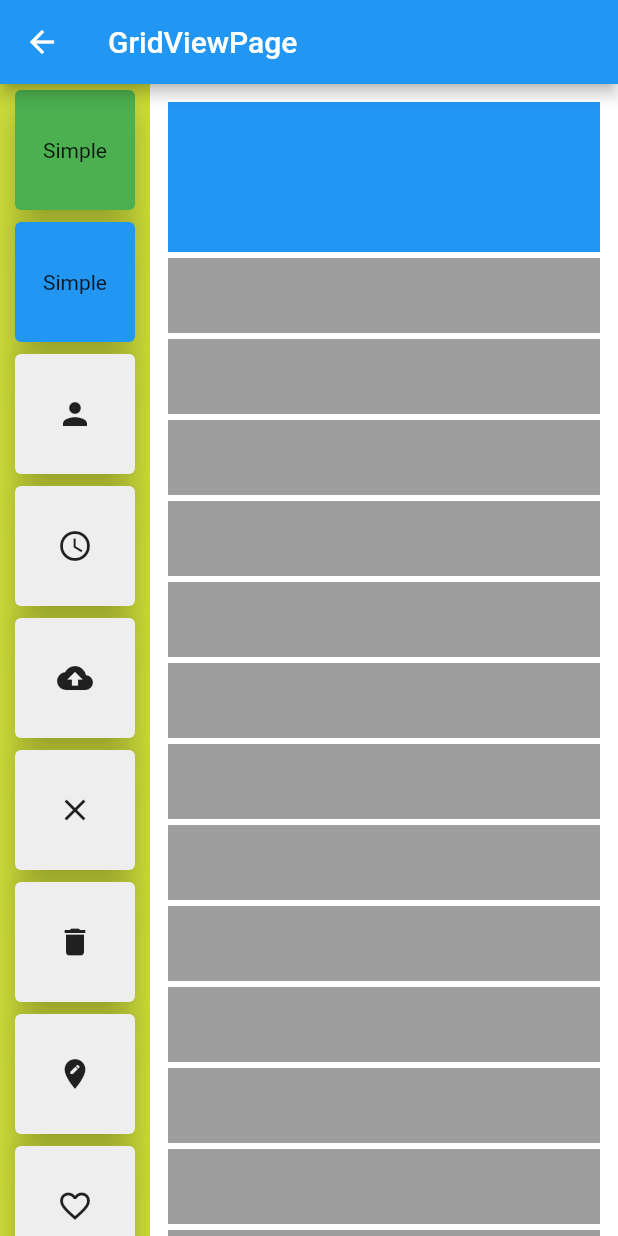
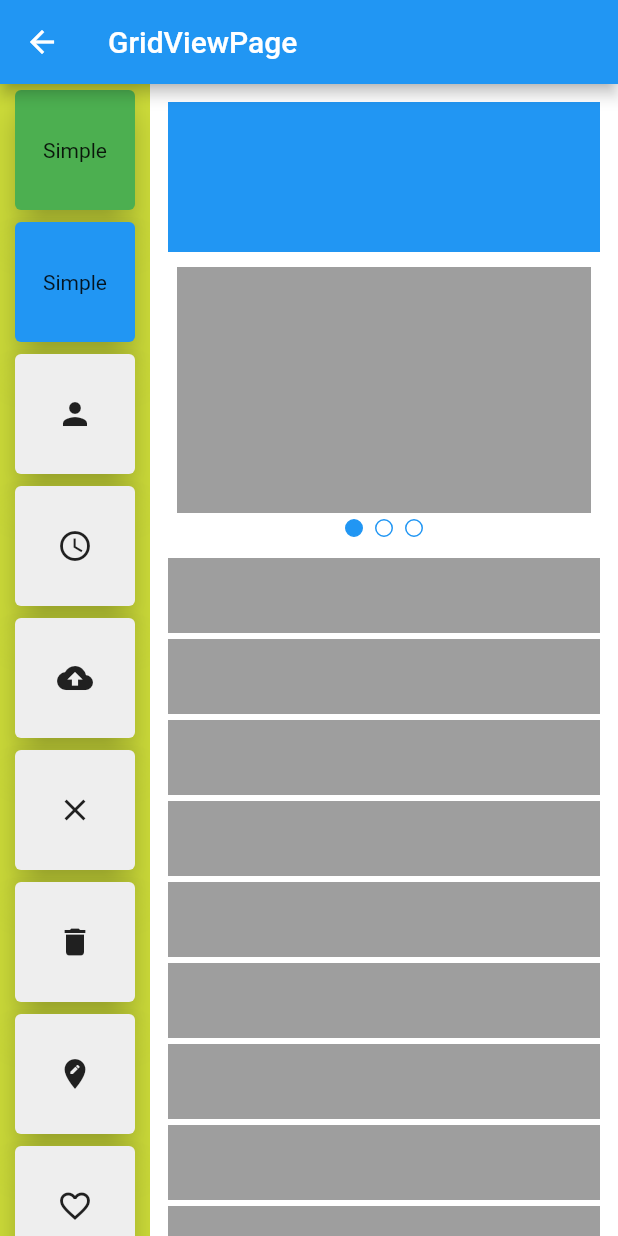
Before and after one commit to drmilde/flutter_app1, a Flutter app: the GridViewPage screen opened directly, on a phone screen of 412 x 824 dp. Run offline on Flutter 3.47's test engine with Material 2 defaults, Android fonts, the phone set to English and light mode, and no system bars; our stand-ins replace contacts_service, permission_handler; generated files the repository leaves out were written again.

Commit message:
PageViewExample erfolgreich eingebaut ... puhh

```diff
--- a/lib/pages/BottomNavigationBarPage.dart
+++ b/lib/pages/BottomNavigationBarPage.dart
@@ -1,6 +1,4 @@
 import 'package:flutter/material.dart';
-
-import 'GridViewPage.dart';
 
 class BottomNavigationBarPage extends StatefulWidget {
   @override
@@ -14,13 +12,18 @@ class _BottomNavigationBarPageState extends State<BottomNavigationBarPage> {
   @override
   Widget build(BuildContext context) {
     final _kTabPages = <Widget>[
-      GridViewPage().createState().pageBody(),
       Center(
           child: Icon(
-        Icons.person,
-        size: 64,
-        color: Colors.lightBlue,
-      )),
+            Icons.person,
+            size: 64,
+            color: Colors.lightBlue,
+          )),
+      Center(
+          child: Icon(
+            Icons.person,
+            size: 64,
+            color: Colors.lightBlue,
+          )),
       Center(
           child: Icon(
         Icons.calendar_view_day,
--- a/lib/pages/GridViewPage.dart
+++ b/lib/pages/GridViewPage.dart
@@ -1,4 +1,5 @@
 import 'package:flutter/material.dart';
+import 'package:flutter_app1/widgets/PageSelectorExample.dart';
 
 class GridViewPage extends StatefulWidget {
   @override
@@ -56,6 +57,7 @@ class _GridViewPageState extends State<GridViewPage> {
                         color: Colors.blue,
                       ),
                     ),
+                    PageSelectorExample(),
                     smallPart(),
                     smallPart(),
                     smallPart(),
--- /dev/null
+++ b/lib/pages/PageSelectorPage.dart
@@ -0,0 +1,16 @@
+import 'package:flutter/material.dart';
+import 'package:flutter_app1/widgets/PageSelectorExample.dart';
+
+class PageSelectorPage extends StatefulWidget {
+  @override
+  _PageSelectorPageState createState() => _PageSelectorPageState();
+}
+
+class _PageSelectorPageState extends State<PageSelectorPage> {
+  @override
+  Widget build(BuildContext context) {
+    return Scaffold(
+      body: SafeArea(child: PageSelectorExample()),
+    );
+  }
+}
--- a/lib/widgets/CustomDrawer.dart
+++ b/lib/widgets/CustomDrawer.dart
@@ -7,6 +7,7 @@ import 'package:flutter_app1/pages/ContactListPage.dart';
 import 'package:flutter_app1/pages/GridViewPage.dart';
 import 'package:flutter_app1/pages/InputPage.dart';
 import 'package:flutter_app1/pages/ListCardPage.dart';
+import 'package:flutter_app1/pages/PageSelectorPage.dart';
 import 'package:flutter_app1/pages/SliverListPage.dart';
 
 class CustomDrawer extends StatefulWidget {
--- /dev/null
+++ b/lib/widgets/PageSelectorExample.dart
@@ -0,0 +1,61 @@
+import 'package:flutter/material.dart';
+
+class PageSelectorExample extends StatelessWidget {
+  @override
+  Widget build(BuildContext context) {
+    return Container(
+      height: 200,
+      child: DefaultTabController(
+        length: 3,
+        child: Builder(
+          builder: (BuildContext context) => Padding(
+              padding: const EdgeInsets.all(8.0),
+              child: Column(
+                children: <Widget>[
+                  Expanded(
+                    child: IconTheme(
+                      data: IconThemeData(
+                        size: 128.0,
+                        color: Colors.orange,
+                      ),
+                      child: TabBarView(
+                        children: <Widget>[
+                          Container(
+                            color: Colors.grey,
+                            child: SizedBox(
+                              width: 100,
+                              height: 100,
+                            ),
+                          ),
+                          Container(
+                            color: Colors.green,
+                            child: SizedBox(
+                              width: 100,
+                              height: 100,
+                            ),
+                          ),
+                          Container(
+                            color: Colors.blue,
+                            child: SizedBox(
+                              width: 100,
+                              height: 100,
+                            ),
+                          ),
+                        ],
+                      ),
+                    ),
+                  ),
+                  TabPageSelector(),
+                ],
+              )),
+        ),
+      ),
+    );
+  }
+
+  static const _kIcons = <Icon>[
+    Icon(Icons.favorite),
+    Icon(Icons.tab),
+    Icon(Icons.satellite),
+  ];
+}
```
